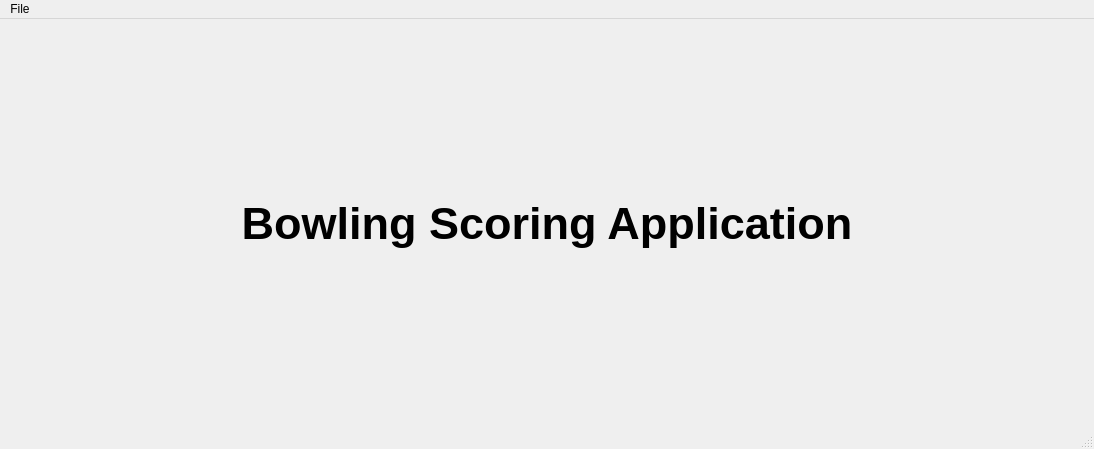
This is mainwindow.ui in adiaz004/bowling_scoring_application as Qt 5 draws it before an edit. The edited form follows.
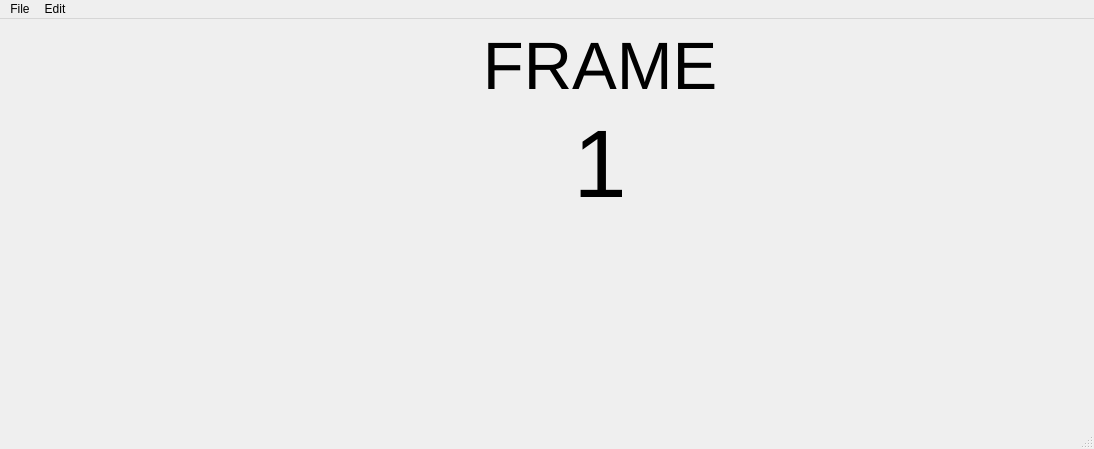
This is the edited form.

Commit message: mainwindow: now adds buttons used to indicate frame score

The edit to the form file:
```diff
--- a/mainwindow.ui
+++ b/mainwindow.ui
@@ -16,21 +16,58 @@
   <widget class="QWidget" name="centralwidget">
    <layout class="QVBoxLayout" name="verticalLayout">
     <item>
-     <widget class="QLabel" name="label">
+     <layout class="QHBoxLayout" name="horizontalLayout_2">
+      <item>
+       <layout class="QHBoxLayout" name="horizontalLayout_3">
+        <property name="leftMargin">
+         <number>200</number>
+        </property>
+        <property name="rightMargin">
+         <number>50</number>
+        </property>
+        <item>
+         <layout class="QFormLayout" name="formLayout">
+          <property name="leftMargin">
+           <number>0</number>
+          </property>
+          <property name="rightMargin">
+           <number>50</number>
+          </property>
+          <item row="0" column="1">
+           <widget class="QLabel" name="label_5">
       <property name="font">
        <font>
-        <pointsize>34</pointsize>
-        <weight>75</weight>
-        <bold>true</bold>
+              <pointsize>50</pointsize>
        </font>
       </property>
       <property name="text">
-       <string>Bowling Scoring Application</string>
+             <string>FRAME</string>
       </property>
       <property name="alignment">
        <set>Qt::AlignCenter</set>
       </property>
      </widget>
+          </item>
+          <item row="1" column="1">
+           <widget class="QLabel" name="activeFrameNumber">
+            <property name="font">
+             <font>
+              <pointsize>72</pointsize>
+             </font>
+            </property>
+            <property name="text">
+             <string>1</string>
+            </property>
+            <property name="alignment">
+             <set>Qt::AlignCenter</set>
+            </property>
+           </widget>
+          </item>
+         </layout>
+        </item>
+       </layout>
+      </item>
+     </layout>
     </item>
     <item>
      <layout class="QHBoxLayout" name="horizontalLayout"/>
@@ -55,7 +92,14 @@
     </property>
     <addaction name="actionExit"/>
    </widget>
+   <widget class="QMenu" name="menuEdit">
+    <property name="title">
+     <string>Edit</string>
+    </property>
+    <addaction name="actionUndo"/>
+   </widget>
    <addaction name="menuFile"/>
+   <addaction name="menuEdit"/>
   </widget>
   <widget class="QStatusBar" name="statusbar"/>
   <action name="actionExit">
```
Left out of the diff: 14 changed lines with no effect on the pictures. Lines whose indentation alone changed are shown as unchanged. The commit also changes 9 other files.
